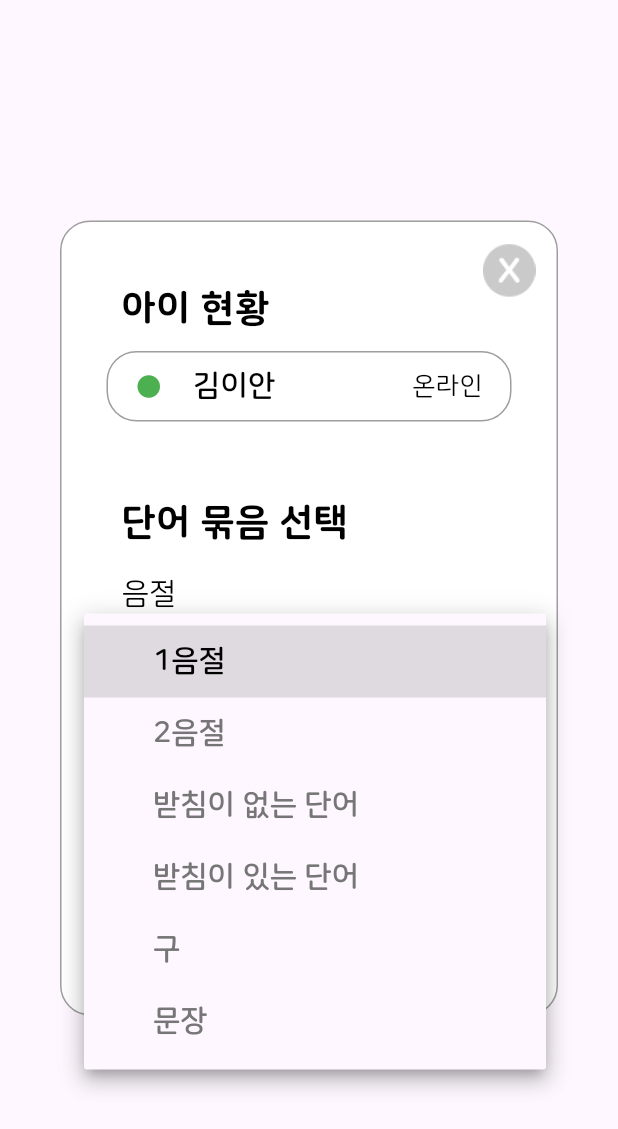
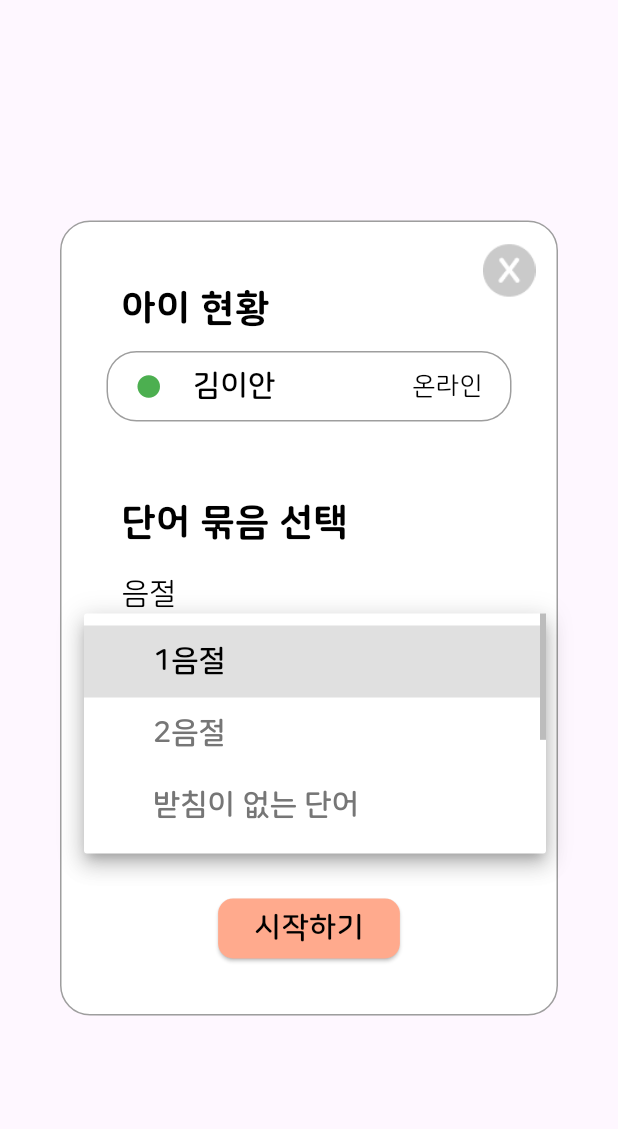
Before and after one commit to ggomal/ggomalggomal, a Flutter app: the CreateBingoModal widget shown alone on an empty page, opened directly, after a tap on "1음절", on a phone screen of 412 x 824 dp. Shown: the top 1129 px of the screen. Run offline on Flutter 3.47's test engine with Material 3 defaults, Android fonts, the light colour scheme and no system bars; our stand-ins replace animated_background, audioplayers, go_router.

Commit message:
Design : 빙고 생성 모달 스크롤
Change-Id: I4c5048f7abdf3046842dca58ddce0c6e41b31720

```diff
--- a/front/ggomal/lib/widgets/create_bingo.dart
+++ b/front/ggomal/lib/widgets/create_bingo.dart
@@ -178,6 +178,9 @@ class _CreateBingoModalState extends State<CreateBingoModal> {
                           _selectedWords = newValue;
                         });
                       },
+                      itemHeight: null,
+                      dropdownColor: Colors.white,
+                      menuMaxHeight: 160,
                     ),
                   )),
               Padding(
@@ -208,21 +211,18 @@ class _CreateBingoModalState extends State<CreateBingoModal> {
                     underline: SizedBox.shrink(),
                     icon: Padding(
                       padding: EdgeInsets.only(right: 10),
-                        child: Icon(Icons.arrow_drop_down,
-                            size: 40, color: Colors.grey),
+                      child: Icon(Icons.arrow_drop_down, size: 40, color: Colors.grey),
                     ),
                     items: initials.map<DropdownMenuItem<String>>((String value) {
                       return DropdownMenuItem<String>(
                         value: value,
-                          child: Container(
-                            alignment: Alignment.centerLeft,
                         child: Padding(
                           padding: EdgeInsets.only(left: 30),
                           child: Text(
                             value,
                             style: TextStyle(
-                                  color: value == _selectedInitials ? Colors.black : null, fontWeight: FontWeight.bold,
-                                ),
+                              color: value == _selectedInitials ? Colors.black : null,
+                              fontWeight: FontWeight.bold,
                             ),
                           ),
                         ),
@@ -233,8 +233,12 @@ class _CreateBingoModalState extends State<CreateBingoModal> {
                         _selectedInitials = newValue;
                       });
                     },
+                    itemHeight: null,
+                    dropdownColor: Colors.white,
+                    menuMaxHeight: 160,
                   ),
-                  )),
+                ),
+              ),
               Padding(
                   padding: EdgeInsets.fromLTRB(0, 30, 0, 20),
                   child: ElevatedButton(
```
Lines whose indentation alone changed are shown as unchanged.
